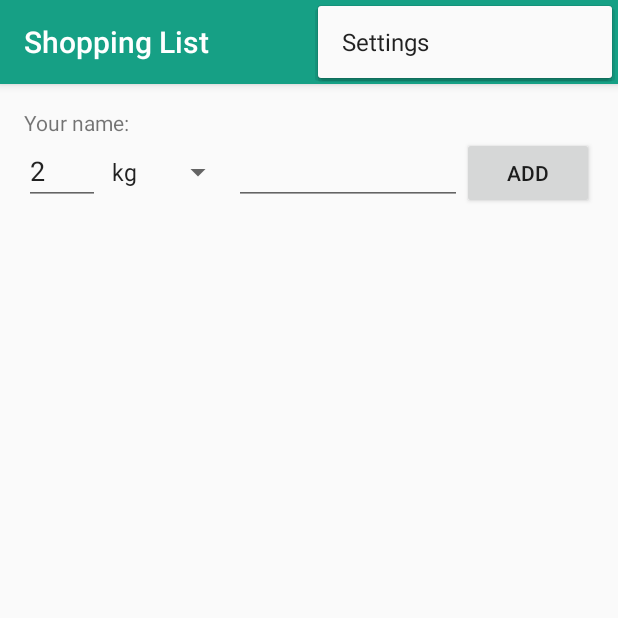
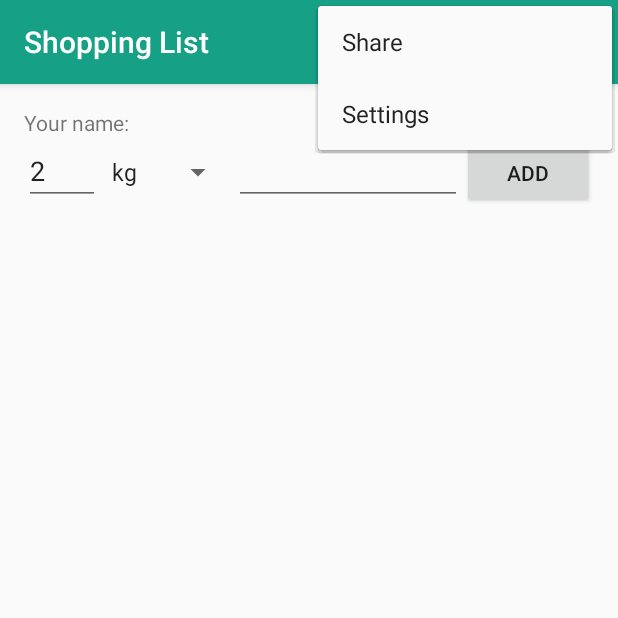
Before and after one commit to lauridsen/shopping-list, an Android app: the screen it shows after launch (MainActivity), with the options menu open, on a phone screen of 412 x 824 dp, the top half of it. Run offline under Robolectric (Android 15) with nearby library versions, the phone set to English and light mode, and no system bars.

Commit message:
Added ability to share shoppinglist

```diff
--- a/app/src/main/res/menu/menu_main.xml
+++ b/app/src/main/res/menu/menu_main.xml
@@ -15,6 +15,11 @@
         android:icon="@drawable/ic_delete_sweep_white_24dp"
         app:showAsAction="ifRoom"/>
     <item
+        android:id="@+id/action_share"
+        android:orderInCategory="100"
+        android:title="@string/action_share"
+        app:showAsAction="never"/>
+    <item
         android:id="@+id/action_settings"
         android:orderInCategory="100"
         android:title="@string/action_settings"
--- a/app/src/main/res/values/strings.xml
+++ b/app/src/main/res/values/strings.xml
@@ -3,6 +3,7 @@
     <string name="action_settings">Settings</string>
     <string name="action_delete">Delete</string>
     <string name="action_clear">Clear</string>
+    <string name="action_share">Share</string>
     <string name="welcome_to_my_shopping_list">Welcome to my shopping list</string>
     <string name="welcome_to_my_shopping_list_hori">Welcome to my horizontal shopping list</string>
     <string name="add_to_bag">Add</string>
```
Also changed, not shown: app/src/main/java/org/projects/shoppinglist/MainActivity.java (+17 -0 lines).
